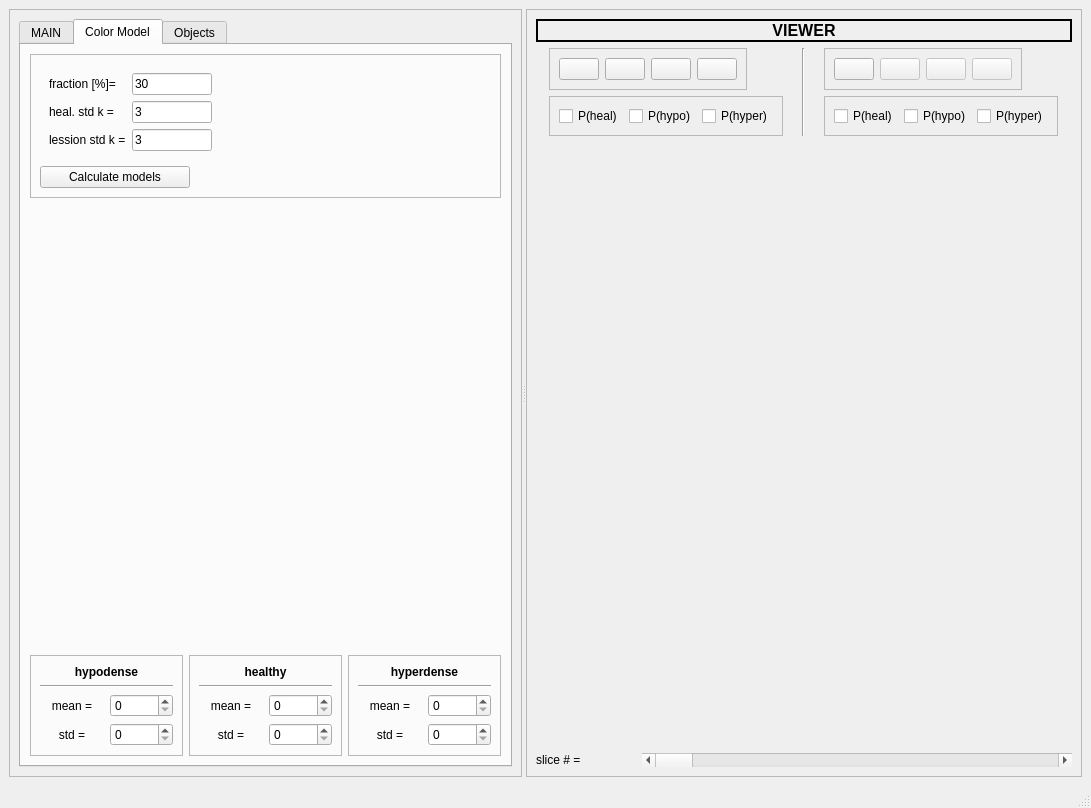
Qt form lession_editor_GUI_tab.ui (mazoku/lesion_editor) before a commit.
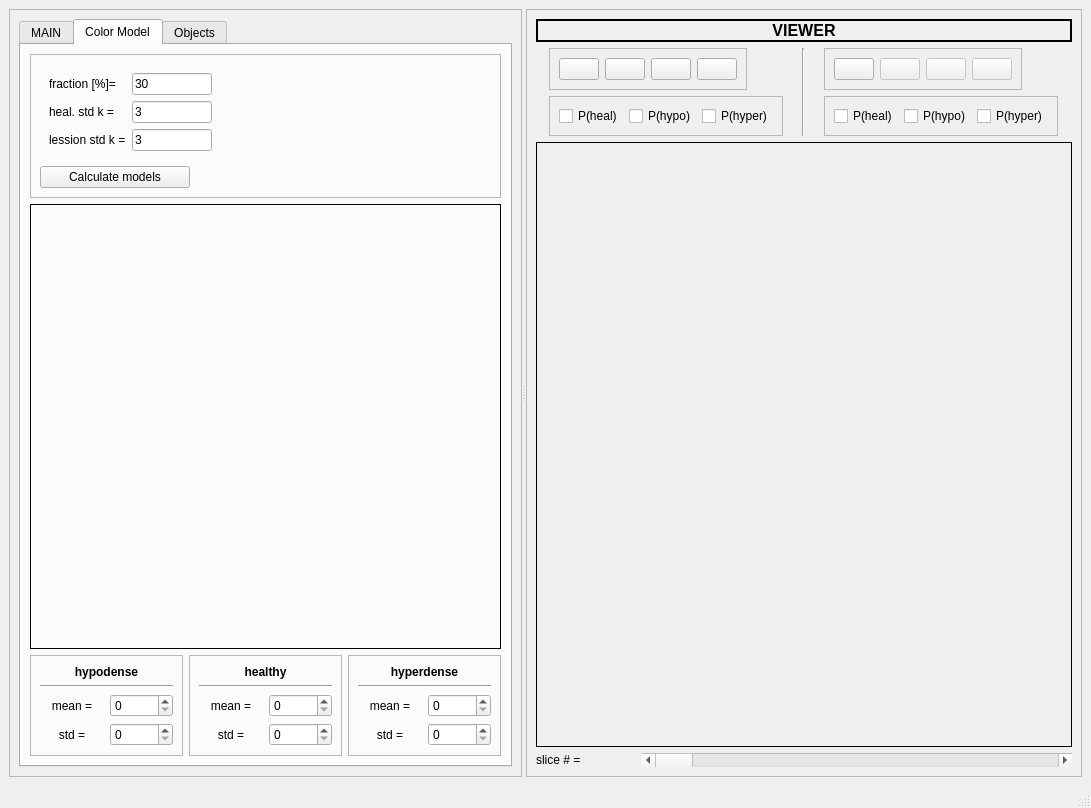
The same form after that commit. The open tabs and pages were chosen to show the change. Icons and pictures are not drawn.

What changed in the file:
```diff
--- a/lession_editor_GUI_tab.ui
+++ b/lession_editor_GUI_tab.ui
@@ -800,6 +800,9 @@
                 <height>100</height>
                </size>
               </property>
+              <property name="frameShape">
+               <enum>QFrame::Box</enum>
+              </property>
              </widget>
             </item>
             <item>
@@ -1777,6 +1780,9 @@
             <height>0</height>
            </size>
           </property>
+          <property name="frameShape">
+           <enum>QFrame::Box</enum>
+          </property>
          </widget>
         </item>
         <item>
```
Left out of the diff: 2 changed lines with no effect on the pictures.
